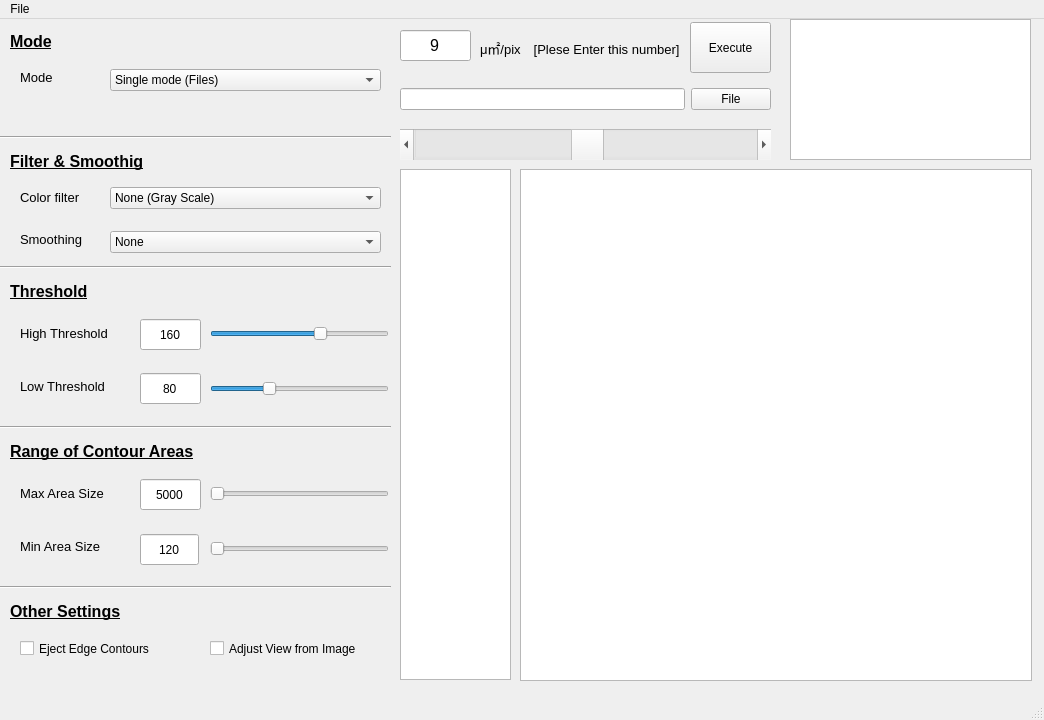
tatabox2000/Data_science, file pyside_blog/pygraph_Opencv.ui: the form before one commit.
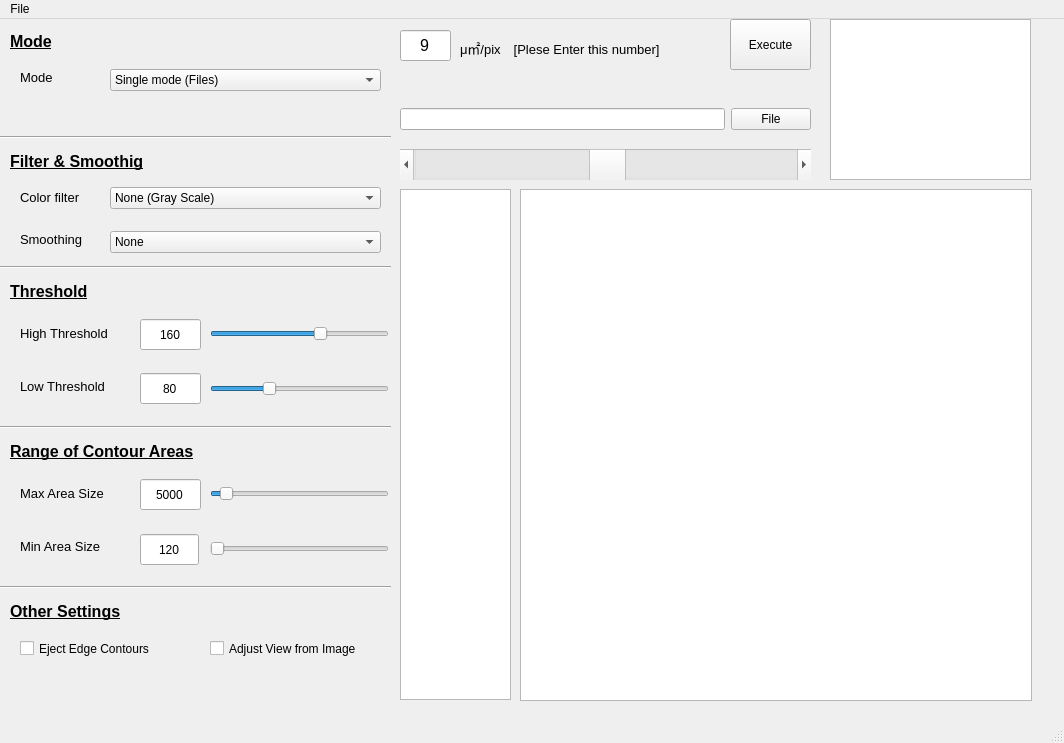
The form after the commit. Custom widgets are drawn as their Qt base class.

```diff
--- a/pyside_blog/pygraph_Opencv.ui
+++ b/pyside_blog/pygraph_Opencv.ui
@@ -6,8 +6,8 @@
    <rect>
     <x>0</x>
     <y>0</y>
-    <width>1044</width>
-    <height>720</height>
+    <width>1064</width>
+    <height>743</height>
    </rect>
   </property>
   <property name="sizePolicy">
@@ -30,8 +30,8 @@
     <property name="geometry">
      <rect>
       <x>400</x>
-      <y>60</y>
-      <width>371</width>
+      <y>80</y>
+      <width>411</width>
       <height>41</height>
      </rect>
     </property>
@@ -52,7 +52,7 @@
     <property name="geometry">
      <rect>
       <x>520</x>
-      <y>150</y>
+      <y>170</y>
       <width>512</width>
       <height>512</height>
      </rect>
@@ -64,8 +64,8 @@
    <widget class="QPushButton" name="exec_button">
     <property name="geometry">
      <rect>
-      <x>690</x>
-      <y>3</y>
+      <x>730</x>
+      <y>0</y>
       <width>81</width>
       <height>51</height>
      </rect>
@@ -84,8 +84,8 @@
     <property name="geometry">
      <rect>
       <x>400</x>
-      <y>110</y>
-      <width>371</width>
+      <y>130</y>
+      <width>411</width>
       <height>31</height>
      </rect>
     </property>
@@ -136,7 +136,7 @@
     <property name="geometry">
      <rect>
       <x>400</x>
-      <y>150</y>
+      <y>170</y>
       <width>111</width>
       <height>511</height>
      </rect>
@@ -650,6 +650,9 @@
     <property name="maximum">
      <number>90000</number>
     </property>
+    <property name="value">
+     <number>5000</number>
+    </property>
     <property name="orientation">
      <enum>Qt::Horizontal</enum>
     </property>
@@ -688,7 +691,7 @@
      <rect>
       <x>400</x>
       <y>11</y>
-      <width>71</width>
+      <width>51</width>
       <height>31</height>
      </rect>
     </property>
@@ -716,9 +719,9 @@
    <widget class="QLabel" name="label_13">
     <property name="geometry">
      <rect>
-      <x>480</x>
+      <x>460</x>
       <y>6</y>
-      <width>211</width>
+      <width>271</width>
       <height>46</height>
      </rect>
     </property>
@@ -734,10 +737,10 @@
    <widget class="GraphicsLayoutWidget" name="sub_view">
     <property name="geometry">
      <rect>
-      <x>790</x>
+      <x>830</x>
       <y>0</y>
-      <width>241</width>
-      <height>141</height>
+      <width>201</width>
+      <height>161</height>
      </rect>
     </property>
    </widget>
@@ -747,8 +750,8 @@
     <rect>
      <x>0</x>
      <y>0</y>
-     <width>1044</width>
-     <height>24</height>
+     <width>1064</width>
+     <height>29</height>
     </rect>
    </property>
    <widget class="QMenu" name="menuFile">
```
Left out of the diff: 17 changed lines with no effect on the pictures.
